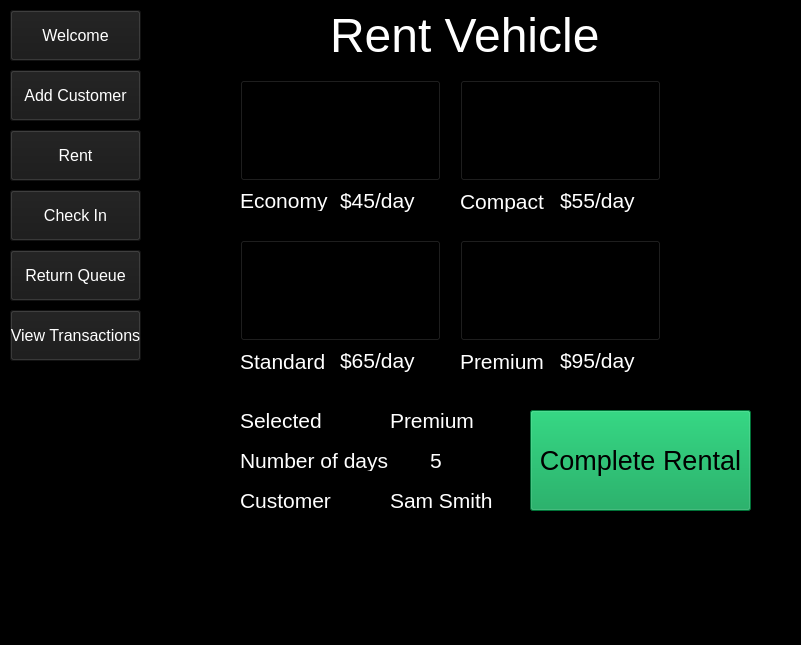
Qt form Rental_Management_Application/mainwindow.ui (thecodinghyrax/Rental_Management_DS_Project) before a commit.
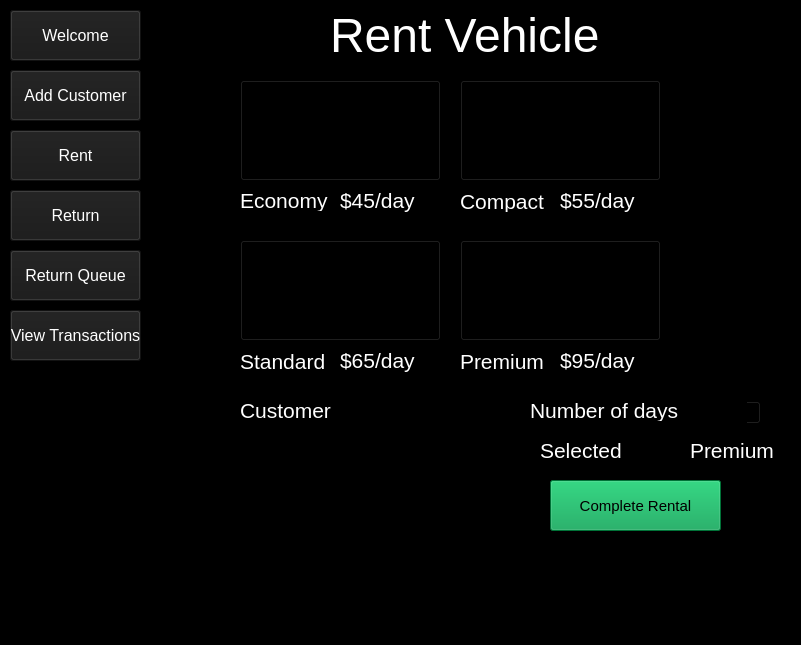
The same form after that commit. Icons and pictures are not drawn.

What changed in the file:
```diff
--- a/Rental_Management_Application/mainwindow.ui
+++ b/Rental_Management_Application/mainwindow.ui
@@ -957,32 +957,11 @@
        </size>
       </property>
      </widget>
-     <widget class="QLabel" name="premiumPriceLabel_2">
-      <property name="geometry">
-       <rect>
-        <x>270</x>
-        <y>445</y>
-        <width>21</width>
-        <height>31</height>
-       </rect>
-      </property>
-      <property name="font">
-       <font>
-        <pointsize>16</pointsize>
-       </font>
-      </property>
-      <property name="styleSheet">
-       <string notr="true">color: rgb(255, 255, 255);</string>
-      </property>
-      <property name="text">
-       <string>5</string>
-      </property>
-     </widget>
      <widget class="QLabel" name="label_19">
       <property name="geometry">
        <rect>
-        <x>80</x>
-        <y>410</y>
+        <x>380</x>
+        <y>440</y>
         <width>101</width>
         <height>21</height>
        </rect>
@@ -1002,8 +981,8 @@
      <widget class="QLabel" name="label_20">
       <property name="geometry">
        <rect>
-        <x>230</x>
-        <y>410</y>
+        <x>530</x>
+        <y>440</y>
         <width>101</width>
         <height>21</height>
        </rect>
@@ -1023,8 +1002,8 @@
      <widget class="QLabel" name="label_21">
       <property name="geometry">
        <rect>
-        <x>80</x>
-        <y>450</y>
+        <x>370</x>
+        <y>400</y>
         <width>161</width>
         <height>21</height>
        </rect>
@@ -1045,7 +1024,7 @@
       <property name="geometry">
        <rect>
         <x>80</x>
-        <y>490</y>
+        <y>400</y>
         <width>101</width>
         <height>21</height>
        </rect>
@@ -1062,43 +1041,26 @@
        <string>Customer</string>
       </property>
      </widget>
-     <widget class="QLabel" name="label_23">
+     <widget class="QPushButton" name="completeRentalButton">
       <property name="geometry">
        <rect>
-        <x>230</x>
-        <y>490</y>
-        <width>121</width>
-        <height>21</height>
+        <x>390</x>
+        <y>480</y>
+        <width>171</width>
+        <height>51</height>
        </rect>
       </property>
       <property name="font">
        <font>
-        <pointsize>16</pointsize>
-       </font>
-      </property>
-      <property name="styleSheet">
-       <string notr="true">color: rgb(255, 255, 255);</string>
-      </property>
-      <property name="text">
-       <string>Sam Smith</string>
-      </property>
-     </widget>
-     <widget class="QPushButton" name="viewTransactionsNavBtn_2">
-      <property name="geometry">
-       <rect>
-        <x>370</x>
-        <y>410</y>
-        <width>221</width>
-        <height>101</height>
-       </rect>
-      </property>
-      <property name="font">
-       <font>
-        <pointsize>20</pointsize>
+        <family>Segoe UI</family>
+        <pointsize>11</pointsize>
+        <italic>false</italic>
+        <bold>false</bold>
        </font>
       </property>
       <property name="styleSheet">
        <string notr="true">border-color: rgb(255, 255, 255);
+font: 11pt &quot;Segoe UI&quot;;
 color: rgb(0, 0, 0);
 background-color: rgb(0, 159, 77);</string>
       </property>
@@ -1106,6 +1068,51 @@
        <string>Complete Rental</string>
       </property>
      </widget>
+     <widget class="QSpinBox" name="daysSpinBox">
+      <property name="geometry">
+       <rect>
+        <x>540</x>
+        <y>400</y>
+        <width>61</width>
+        <height>25</height>
+       </rect>
+      </property>
+      <property name="layoutDirection">
+       <enum>Qt::LeftToRight</enum>
+      </property>
+      <property name="styleSheet">
+       <string notr="true">font: 16pt &quot;Segoe UI&quot;;</string>
+      </property>
+      <property name="minimum">
+       <number>1</number>
+      </property>
+     </widget>
+     <widget class="QListWidget" name="customerSearchResultsList">
+      <property name="geometry">
+       <rect>
+        <x>80</x>
+        <y>440</y>
+        <width>271</width>
+        <height>91</height>
+       </rect>
+      </property>
+     </widget>
+     <widget class="QLineEdit" name="customerSearchBox">
+      <property name="geometry">
+       <rect>
+        <x>190</x>
+        <y>400</y>
+        <width>161</width>
+        <height>31</height>
+       </rect>
+      </property>
+      <property name="toolTip">
+       <string extracomment="Search for customer"/>
+      </property>
+      <property name="toolTipDuration">
+       <number>2</number>
+      </property>
+     </widget>
     </widget>
     <widget class="QWidget" name="CheckIn">
      <widget class="QLabel" name="label_4">
@@ -1547,7 +1554,7 @@
 background-color: rgb(25, 25, 25);</string>
     </property>
     <property name="text">
-     <string>Check In</string>
+     <string>Return</string>
     </property>
    </widget>
    <widget class="QPushButton" name="returnQueueNavBtn">
```
Left out of the diff: 4 changed lines with no effect on the pictures.
